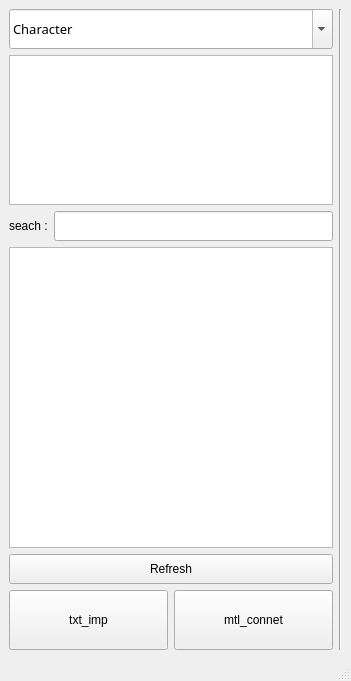
Above: LIT_grp/unreal_LK/ui/unreal_LK_UI.ui from keyringlsa/litScript before the change. Below: the same form after it.
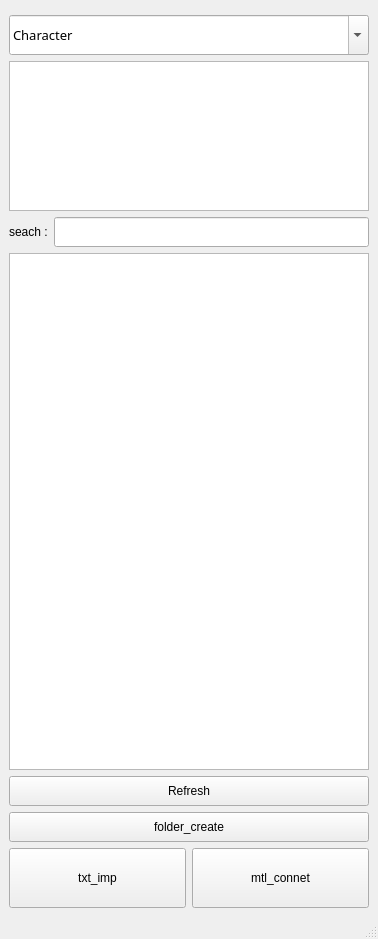
That is the form after the change.

The edit to the form file:
```diff
--- a/LIT_grp/unreal_LK/ui/unreal_LK_UI.ui
+++ b/LIT_grp/unreal_LK/ui/unreal_LK_UI.ui
@@ -6,24 +6,22 @@
    <rect>
     <x>0</x>
     <y>0</y>
-    <width>351</width>
-    <height>681</height>
+    <width>378</width>
+    <height>939</height>
    </rect>
   </property>
   <property name="windowTitle">
    <string>Lkd_tool_beta</string>
   </property>
   <widget class="QWidget" name="centralwidget">
-   <layout class="QGridLayout" name="gridLayout">
-    <item row="0" column="1">
+   <layout class="QVBoxLayout" name="verticalLayout">
+    <item>
      <widget class="Line" name="line">
       <property name="orientation">
        <enum>Qt::Vertical</enum>
       </property>
      </widget>
     </item>
-    <item row="0" column="0">
-     <layout class="QVBoxLayout" name="verticalLayout">
       <item>
        <widget class="QComboBox" name="LKD_type">
         <property name="minimumSize">
@@ -140,8 +138,6 @@
        </layout>
       </item>
       <item>
-       <layout class="QVBoxLayout" name="verticalLayout_3">
-        <item>
          <widget class="QPushButton" name="Refresh_btn">
           <property name="minimumSize">
            <size>
@@ -154,7 +150,18 @@
           </property>
          </widget>
         </item>
-       </layout>
+    <item>
+     <widget class="QPushButton" name="fol_btn">
+      <property name="minimumSize">
+       <size>
+        <width>0</width>
+        <height>30</height>
+       </size>
+      </property>
+      <property name="text">
+       <string>folder_create</string>
+      </property>
+     </widget>
       </item>
       <item>
        <layout class="QHBoxLayout" name="horizontalLayout_2">
@@ -196,8 +203,6 @@
        </layout>
       </item>
      </layout>
-    </item>
-   </layout>
   </widget>
   <widget class="QMenuBar" name="menubar">
    <property name="geometry">
```
Left out of the diff: 2 changed lines with no effect on the pictures. Lines whose indentation alone changed are shown as unchanged.
